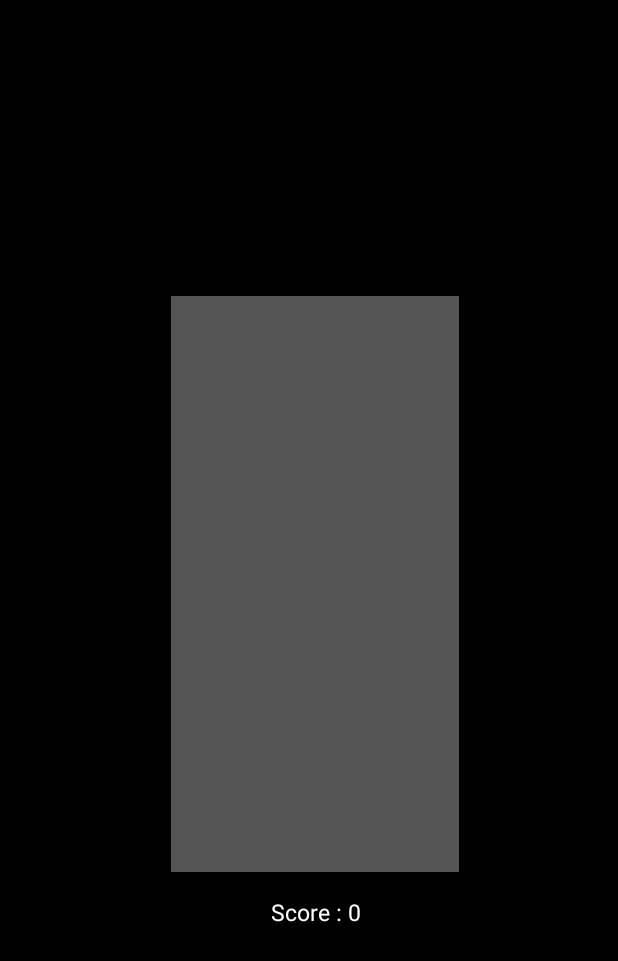
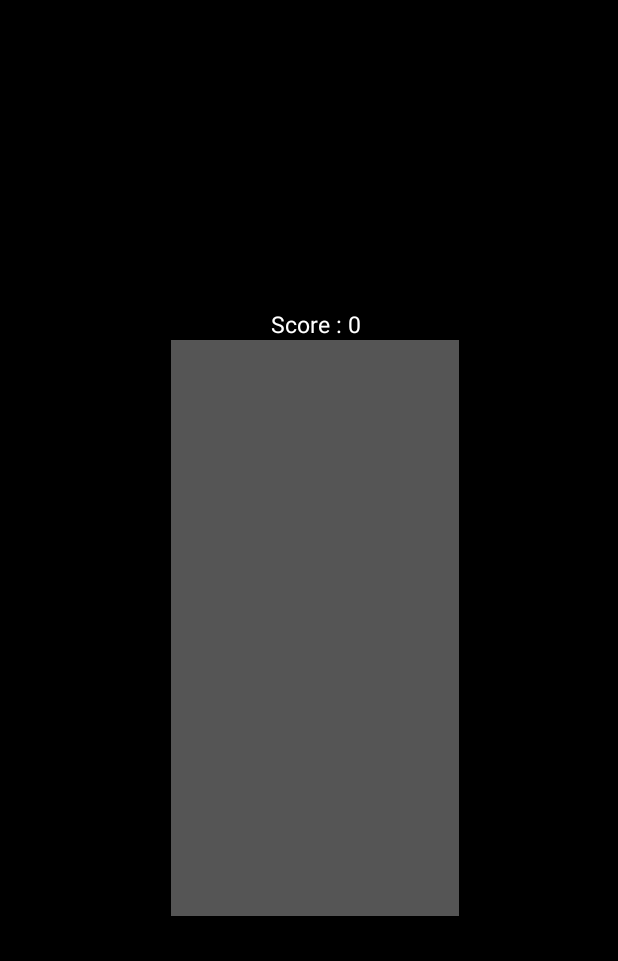
Before and after one commit to Shinyeong97/Design-of-Embedded-System-Term-Project, an Android app: the fragment OtherPlayerFrg3 shown on its own in the app's theme, on a phone screen of 412 x 824 dp. Shown: the top 961 px of the screen. Run offline under Robolectric (Android 15) with nearby library versions, the phone set to English and light mode, and no system bars; 1 statement that could not run was skipped.

Commit message:
Update score layout

```diff
--- a/app/src/main/java/com/example/PuyoPuzzle/MainActivity.java
+++ b/app/src/main/java/com/example/PuyoPuzzle/MainActivity.java
@@ -288,7 +288,9 @@ public class MainActivity extends AppCompatActivity {
                         break;
                 }
             }
-        tScore.setText(score+"");
+        try {
+            tScore.setText("Score :"+score);
+        }catch (Exception e){}
         //nextPuyo preview
         nextImg11.setImageResource(normalChipset[user.nextBuffer[0][1]]);
         nextImg12.setImageResource(normalChipset[user.nextBuffer[0][0]]);
--- a/app/src/main/res/layout/other3.xml
+++ b/app/src/main/res/layout/other3.xml
@@ -18,36 +18,31 @@
         app:layout_constraintStart_toStartOf="parent"
         app:layout_constraintTop_toTopOf="parent">
 
+        <LinearLayout
+            android:layout_width="match_parent"
+            android:layout_height="match_parent"
+            android:orientation="vertical"
+            app:layout_constraintBottom_toBottomOf="parent"
+            app:layout_constraintEnd_toEndOf="parent"
+            app:layout_constraintStart_toStartOf="parent"
+            app:layout_constraintTop_toTopOf="parent">
+
             <TextView
                 android:id="@+id/score"
-            android:layout_width="match_parent"
+                android:layout_width="wrap_content"
                 android:layout_height="wrap_content"
-            android:layout_marginStart="8dp"
-            android:layout_marginLeft="8dp"
-            android:layout_marginTop="8dp"
-            android:layout_marginEnd="8dp"
-            android:layout_marginRight="8dp"
-            android:layout_marginBottom="8dp"
+                android:layout_gravity="center"
                 android:gravity="center"
                 android:text="Score : 0"
                 android:textColor="#fff"
-            android:textSize="15dp"
-            app:layout_constraintBottom_toBottomOf="parent"
-            app:layout_constraintEnd_toEndOf="parent"
-            app:layout_constraintStart_toStartOf="parent"
-            app:layout_constraintTop_toBottomOf="@+id/tableLayout" />
+                android:textSize="15dp" />
 
             <TableLayout
                 android:id="@+id/tableLayout"
                 android:layout_width="wrap_content"
                 android:layout_height="wrap_content"
                 android:layout_marginBottom="8dp"
-            android:background="#fff"
-            app:layout_constraintBottom_toTopOf="@+id/score"
-            app:layout_constraintEnd_toEndOf="parent"
-            app:layout_constraintHorizontal_bias="0.0"
-            app:layout_constraintStart_toStartOf="parent"
-            app:layout_constraintTop_toTopOf="parent">
+                android:background="#fff">
 
                 <TableRow
                     android:layout_width="120dp"
@@ -637,5 +632,9 @@
                         app:srcCompat="@drawable/non" />
                 </TableRow>
             </TableLayout>
+
+        </LinearLayout>
+
     </androidx.constraintlayout.widget.ConstraintLayout>
+
 </androidx.constraintlayout.widget.ConstraintLayout>
```
Also changed, not shown: app/src/main/res/layout/other1.xml (+17 -18 lines), app/src/main/res/layout/other2.xml (+17 -18 lines). Lines whose indentation alone changed are shown as unchanged.
